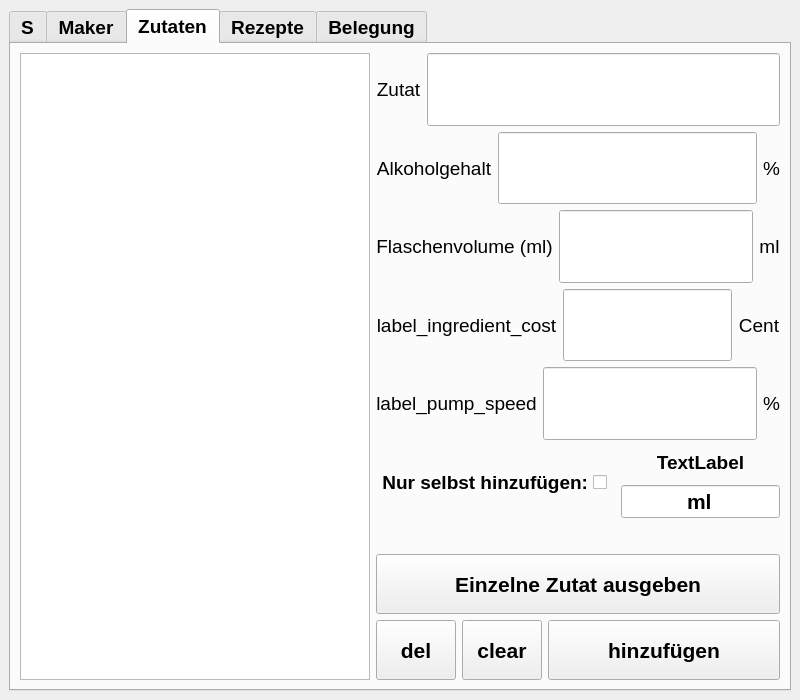
Old version of the form src/ui_elements/cocktailmanager.ui in the repository AndreWohnsland/CocktailBerry.
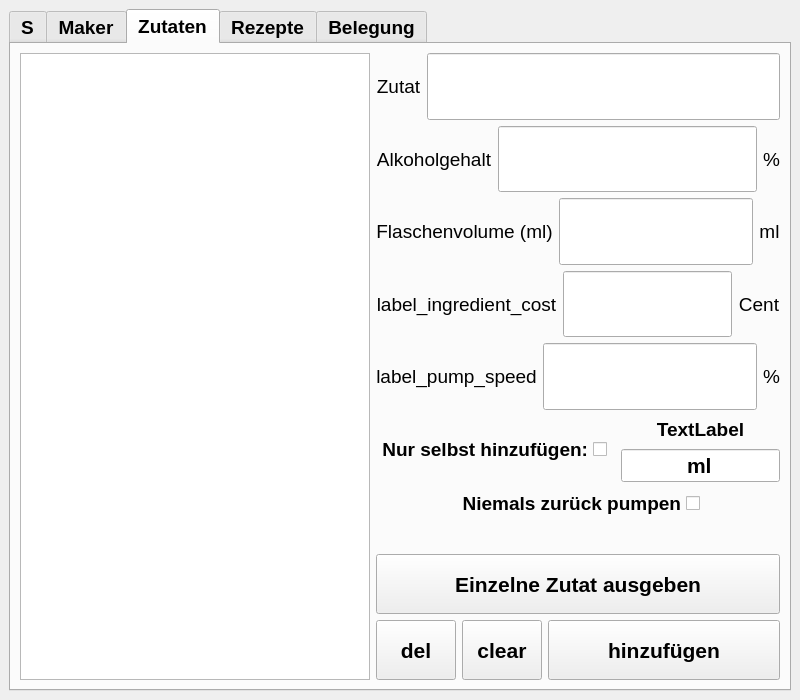
New version of the form. The open tabs and pages were chosen to show the change. Custom widgets are drawn as their Qt base class.

Commit message: add qt ui elements for reversion

What changed in the file:
```diff
--- a/src/ui_elements/cocktailmanager.ui
+++ b/src/ui_elements/cocktailmanager.ui
@@ -244,8 +244,102 @@
          </widget>
         </item>
         <item>
-         <layout class="QGridLayout" name="gridLayout_6" rowstretch="0,0,0,0,0,0,0,0,0,0">
-          <item row="9" column="0">
+         <layout class="QGridLayout" name="gridLayout_6" rowstretch="0,0,0,0,0,0,0,0,0,0,0">
+          <item row="1" column="0" colspan="4">
+           <layout class="QHBoxLayout" name="horizontalLayout_10">
+            <item>
+             <widget class="QLabel" name="LAlcoholLevel">
+              <property name="minimumSize">
+               <size>
+                <width>0</width>
+                <height>30</height>
+               </size>
+              </property>
+              <property name="maximumSize">
+               <size>
+                <width>16777215</width>
+                <height>100</height>
+               </size>
+              </property>
+              <property name="font">
+               <font>
+                <pointsize>14</pointsize>
+                <bold>false</bold>
+               </font>
+              </property>
+              <property name="text">
+               <string>Alkoholgehalt</string>
+              </property>
+              <property name="alignment">
+               <set>Qt::AlignCenter</set>
+              </property>
+              <property name="cssClass" stdset="0">
+               <string/>
+              </property>
+             </widget>
+            </item>
+            <item>
+             <widget class="ClickableLineEdit" name="LEGehaltRezept">
+              <property name="minimumSize">
+               <size>
+                <width>0</width>
+                <height>30</height>
+               </size>
+              </property>
+              <property name="maximumSize">
+               <size>
+                <width>16777215</width>
+                <height>100</height>
+               </size>
+              </property>
+              <property name="font">
+               <font>
+                <pointsize>16</pointsize>
+                <bold>true</bold>
+               </font>
+              </property>
+              <property name="alignment">
+               <set>Qt::AlignCenter</set>
+              </property>
+              <property name="cssClass" stdset="0">
+               <string>secondary bold</string>
+              </property>
+             </widget>
+            </item>
+            <item>
+             <widget class="QLabel" name="label_ingredient_alcohol_unit">
+              <property name="minimumSize">
+               <size>
+                <width>0</width>
+                <height>30</height>
+               </size>
+              </property>
+              <property name="maximumSize">
+               <size>
+                <width>16777215</width>
+                <height>100</height>
+               </size>
+              </property>
+              <property name="font">
+               <font>
+                <pointsize>14</pointsize>
+                <bold>false</bold>
+               </font>
+              </property>
+              <property name="text">
+               <string>%</string>
+              </property>
+              <property name="alignment">
+               <set>Qt::AlignCenter</set>
+              </property>
+              <property name="cssClass" stdset="0">
+               <string/>
+              </property>
+             </widget>
+            </item>
+           </layout>
+          </item>
+          <item row="10" column="0">
            <widget class="QPushButton" name="PBZdelete">
             <property name="minimumSize">
              <size>
@@ -273,101 +367,7 @@
             </property>
            </widget>
           </item>
-          <item row="4" column="0" colspan="4">
-           <layout class="QHBoxLayout" name="horizontalLayout_8">
-            <item>
-             <widget class="QLabel" name="label_ingredient_cost">
-              <property name="minimumSize">
-               <size>
-                <width>0</width>
-                <height>30</height>
-               </size>
-              </property>
-              <property name="maximumSize">
-               <size>
-                <width>16777215</width>
-                <height>100</height>
-               </size>
-              </property>
-              <property name="font">
-               <font>
-                <pointsize>14</pointsize>
-                <bold>false</bold>
-               </font>
-              </property>
-              <property name="text">
-               <string>label_ingredient_cost</string>
-              </property>
-              <property name="alignment">
-               <set>Qt::AlignCenter</set>
-              </property>
-              <property name="cssClass" stdset="0">
-               <string/>
-              </property>
-             </widget>
-            </item>
-            <item>
-             <widget class="ClickableLineEdit" name="line_edit_ingredient_cost">
-              <property name="minimumSize">
-               <size>
-                <width>0</width>
-                <height>30</height>
-               </size>
-              </property>
-              <property name="maximumSize">
-               <size>
-                <width>16777215</width>
-                <height>100</height>
-               </size>
-              </property>
-              <property name="font">
-               <font>
-                <pointsize>16</pointsize>
-                <bold>true</bold>
-               </font>
-              </property>
-              <property name="alignment">
-               <set>Qt::AlignCenter</set>
-              </property>
-              <property name="cssClass" stdset="0">
-               <string>secondary bold</string>
-              </property>
-             </widget>
-            </item>
-            <item>
-             <widget class="QLabel" name="label_ingredient_cost_unit">
-              <property name="minimumSize">
-               <size>
-                <width>0</width>
-                <height>30</height>
-               </size>
-              </property>
-              <property name="maximumSize">
-               <size>
-                <width>16777215</width>
-                <height>100</height>
-               </size>
-              </property>
-              <property name="font">
-               <font>
-                <pointsize>14</pointsize>
-                <bold>false</bold>
-               </font>
-              </property>
-              <property name="text">
-               <string>Cent</string>
-              </property>
-              <property name="alignment">
-               <set>Qt::AlignCenter</set>
-              </property>
-              <property name="cssClass" stdset="0">
-               <string/>
-              </property>
-             </widget>
-            </item>
-           </layout>
-          </item>
-          <item row="9" column="2" colspan="2">
+          <item row="10" column="2" colspan="2">
            <widget class="QPushButton" name="PBZutathinzu">
             <property name="minimumSize">
              <size>
@@ -395,154 +395,7 @@
             </property>
            </widget>
           </item>
-          <item row="3" column="0" colspan="4">
-           <layout class="QHBoxLayout" name="horizontalLayout_21">
-            <item>
-             <widget class="QLabel" name="LBottleVolume">
-              <property name="maximumSize">
-               <size>
-                <width>16777215</width>
-                <height>25</height>
-               </size>
-              </property>
-              <property name="font">
-               <font>
-                <pointsize>14</pointsize>
-                <bold>false</bold>
-               </font>
-              </property>
-              <property name="text">
-               <string>Flaschenvolume (ml)</string>
-              </property>
-              <property name="alignment">
-               <set>Qt::AlignCenter</set>
-              </property>
-              <property name="cssClass" stdset="0">
-               <string/>
-              </property>
-             </widget>
-            </item>
-            <item>
-             <widget class="ClickableLineEdit" name="LEFlaschenvolumen">
-              <property name="minimumSize">
-               <size>
-                <width>0</width>
-                <height>30</height>
-               </size>
-              </property>
-              <property name="maximumSize">
-               <size>
-                <width>16777215</width>
-                <height>100</height>
-               </size>
-              </property>
-              <property name="font">
-               <font>
-                <pointsize>16</pointsize>
-                <bold>true</bold>
-               </font>
-              </property>
-              <property name="alignment">
-               <set>Qt::AlignCenter</set>
-              </property>
-              <property name="cssClass" stdset="0">
-               <string>secondary bold</string>
-              </property>
-             </widget>
-            </item>
-            <item>
-             <widget class="QLabel" name="label_ingredient_volume_unit">
-              <property name="minimumSize">
-               <size>
-                <width>0</width>
-                <height>30</height>
-               </size>
-              </property>
-              <property name="maximumSize">
-               <size>
-                <width>16777215</width>
-                <height>100</height>
-               </size>
-              </property>
-              <property name="font">
-               <font>
-                <pointsize>14</pointsize>
-                <bold>false</bold>
-               </font>
-              </property>
-              <property name="text">
-               <string>ml</string>
-              </property>
-              <property name="alignment">
-               <set>Qt::AlignCenter</set>
-              </property>
-              <property name="cssClass" stdset="0">
-               <string/>
-              </property>
-             </widget>
-            </item>
-           </layout>
-          </item>
           <item row="8" column="0" colspan="4">
-           <widget class="QPushButton" name="PBZeinzelnd">
-            <property name="minimumSize">
-             <size>
-              <width>0</width>
-              <height>40</height>
-             </size>
-            </property>
-            <property name="maximumSize">
-             <size>
-              <width>16777215</width>
-              <height>60</height>
-             </size>
-            </property>
-            <property name="font">
-             <font>
-              <pointsize>16</pointsize>
-              <bold>true</bold>
-             </font>
-            </property>
-            <property name="text">
-             <string>Einzelne Zutat ausgeben</string>
-            </property>
-            <property name="cssClass" stdset="0">
-             <string/>
-            </property>
-           </widget>
-          </item>
-          <item row="9" column="1">
-           <widget class="QPushButton" name="PBZclear">
-            <property name="minimumSize">
-             <size>
-              <width>0</width>
-              <height>40</height>
-             </size>
-            </property>
-            <property name="maximumSize">
-             <size>
-              <width>80</width>
-              <height>60</height>
-             </size>
-            </property>
-            <property name="font">
-             <font>
-              <pointsize>16</pointsize>
-              <bold>true</bold>
-             </font>
-            </property>
-            <property name="layoutDirection">
-             <enum>Qt::LeftToRight</enum>
-            </property>
-            <property name="text">
-             <string>clear</string>
-            </property>
-            <property name="cssClass" stdset="0">
-             <string>neutral btn-inverted</string>
-            </property>
-           </widget>
-          </item>
-          <item row="7" column="0" colspan="4">
            <spacer name="verticalSpacer_17">
             <property name="orientation">
              <enum>Qt::Vertical</enum>
@@ -558,162 +411,36 @@
             </property>
            </spacer>
           </item>
-          <item row="1" column="0" colspan="4">
-           <layout class="QHBoxLayout" name="horizontalLayout_10">
-            <item>
-             <widget class="QLabel" name="LAlcoholLevel">
-              <property name="minimumSize">
-               <size>
-                <width>0</width>
-                <height>30</height>
-               </size>
-              </property>
-              <property name="maximumSize">
-               <size>
-                <width>16777215</width>
-                <height>100</height>
-               </size>
-              </property>
-              <property name="font">
-               <font>
-                <pointsize>14</pointsize>
-                <bold>false</bold>
-               </font>
-              </property>
-              <property name="text">
-               <string>Alkoholgehalt</string>
-              </property>
-              <property name="alignment">
-               <set>Qt::AlignCenter</set>
-              </property>
-              <property name="cssClass" stdset="0">
-               <string/>
-              </property>
-             </widget>
-            </item>
-            <item>
-             <widget class="ClickableLineEdit" name="LEGehaltRezept">
-              <property name="minimumSize">
-               <size>
-                <width>0</width>
-                <height>30</height>
-               </size>
-              </property>
-              <property name="maximumSize">
-               <size>
-                <width>16777215</width>
-                <height>100</height>
-               </size>
-              </property>
-              <property name="font">
-               <font>
-                <pointsize>16</pointsize>
-                <bold>true</bold>
-               </font>
-              </property>
-              <property name="alignment">
-               <set>Qt::AlignCenter</set>
-              </property>
-              <property name="cssClass" stdset="0">
-               <string>secondary bold</string>
-              </property>
-             </widget>
-            </item>
-            <item>
-             <widget class="QLabel" name="label_ingredient_alcohol_unit">
-              <property name="minimumSize">
-               <size>
-                <width>0</width>
-                <height>30</height>
-               </size>
-              </property>
-              <property name="maximumSize">
-               <size>
-                <width>16777215</width>
-                <height>100</height>
-               </size>
-              </property>
-              <property name="font">
-               <font>
-                <pointsize>14</pointsize>
-                <bold>false</bold>
-               </font>
-              </property>
-              <property name="text">
-               <string>%</string>
-              </property>
-              <property name="alignment">
-               <set>Qt::AlignCenter</set>
-              </property>
-              <property name="cssClass" stdset="0">
-               <string/>
-              </property>
-             </widget>
-            </item>
-           </layout>
-          </item>
-          <item row="0" column="0" colspan="4">
-           <layout class="QHBoxLayout" name="horizontalLayout_14">
-            <item>
-             <widget class="QLabel" name="label_ingredient_name">
-              <property name="minimumSize">
-               <size>
-                <width>0</width>
-                <height>30</height>
-               </size>
-              </property>
-              <property name="maximumSize">
-               <size>
-                <width>16777215</width>
-                <height>100</height>
-               </size>
-              </property>
-              <property name="font">
-               <font>
-                <pointsize>14</pointsize>
-                <bold>false</bold>
-               </font>
-              </property>
-              <property name="text">
-               <string>Zutat</string>
-              </property>
-              <property name="alignment">
-               <set>Qt::AlignCenter</set>
-              </property>
-              <property name="cssClass" stdset="0">
-               <string/>
-              </property>
-             </widget>
-            </item>
-            <item>
-             <widget class="ClickableLineEdit" name="line_edit_ingredient_name">
-              <property name="minimumSize">
-               <size>
-                <width>0</width>
-                <height>30</height>
-               </size>
-              </property>
-              <property name="maximumSize">
-               <size>
-                <width>16777215</width>
-                <height>100</height>
-               </size>
-              </property>
-              <property name="font">
-               <font>
-                <pointsize>16</pointsize>
-                <bold>true</bold>
-               </font>
-              </property>
-              <property name="alignment">
-               <set>Qt::AlignCenter</set>
-              </property>
-              <property name="cssClass" stdset="0">
-               <string>secondary bold</string>
-              </property>
-             </widget>
-            </item>
-           </layout>
+          <item row="10" column="1">
+           <widget class="QPushButton" name="PBZclear">
+            <property name="minimumSize">
+             <size>
+              <width>0</width>
+              <height>40</height>
+             </size>
+            </property>
+            <property name="maximumSize">
+             <size>
+              <width>80</width>
+              <height>60</height>
+             </size>
+            </property>
+            <property name="font">
+             <font>
+              <pointsize>16</pointsize>
+              <bold>true</bold>
+             </font>
+            </property>
+            <property name="layoutDirection">
+             <enum>Qt::LeftToRight</enum>
+            </property>
+            <property name="text">
+             <string>clear</string>
+            </property>
+            <property name="cssClass" stdset="0">
+             <string>neutral btn-inverted</string>
+            </property>
+           </widget>
           </item>
           <item row="6" column="0" colspan="4">
            <layout class="QGridLayout" name="gridLayout_5">
@@ -927,6 +654,346 @@
             </item>
            </layout>
           </item>
+          <item row="3" column="0" colspan="4">
+           <layout class="QHBoxLayout" name="horizontalLayout_21">
+            <item>
+             <widget class="QLabel" name="LBottleVolume">
+              <property name="maximumSize">
+               <size>
+                <width>16777215</width>
+                <height>25</height>
+               </size>
+              </property>
+              <property name="font">
+               <font>
+                <pointsize>14</pointsize>
+                <bold>false</bold>
+               </font>
+              </property>
+              <property name="text">
+               <string>Flaschenvolume (ml)</string>
+              </property>
+              <property name="alignment">
+               <set>Qt::AlignCenter</set>
+              </property>
+              <property name="cssClass" stdset="0">
+               <string/>
+              </property>
+             </widget>
+            </item>
+            <item>
+             <widget class="ClickableLineEdit" name="LEFlaschenvolumen">
+              <property name="minimumSize">
+               <size>
+                <width>0</width>
+                <height>30</height>
+               </size>
+              </property>
+              <property name="maximumSize">
+               <size>
+                <width>16777215</width>
+                <height>100</height>
+               </size>
+              </property>
+              <property name="font">
+               <font>
+                <pointsize>16</pointsize>
+                <bold>true</bold>
+               </font>
+              </property>
+              <property name="alignment">
+               <set>Qt::AlignCenter</set>
+              </property>
+              <property name="cssClass" stdset="0">
+               <string>secondary bold</string>
+              </property>
+             </widget>
+            </item>
+            <item>
+             <widget class="QLabel" name="label_ingredient_volume_unit">
+              <property name="minimumSize">
+               <size>
+                <width>0</width>
+                <height>30</height>
+               </size>
+              </property>
+              <property name="maximumSize">
+               <size>
+                <width>16777215</width>
+                <height>100</height>
+               </size>
+              </property>
+              <property name="font">
+               <font>
+                <pointsize>14</pointsize>
+                <bold>false</bold>
+               </font>
+              </property>
+              <property name="text">
+               <string>ml</string>
+              </property>
+              <property name="alignment">
+               <set>Qt::AlignCenter</set>
+              </property>
+              <property name="cssClass" stdset="0">
+               <string/>
+              </property>
+             </widget>
+            </item>
+           </layout>
+          </item>
+          <item row="9" column="0" colspan="4">
+           <widget class="QPushButton" name="PBZeinzelnd">
+            <property name="minimumSize">
+             <size>
+              <width>0</width>
+              <height>40</height>
+             </size>
+            </property>
+            <property name="maximumSize">
+             <size>
+              <width>16777215</width>
+              <height>60</height>
+             </size>
+            </property>
+            <property name="font">
+             <font>
+              <pointsize>16</pointsize>
+              <bold>true</bold>
+             </font>
+            </property>
+            <property name="text">
+             <string>Einzelne Zutat ausgeben</string>
+            </property>
+            <property name="cssClass" stdset="0">
+             <string/>
+            </property>
+           </widget>
+          </item>
+          <item row="4" column="0" colspan="4">
+           <layout class="QHBoxLayout" name="horizontalLayout_8">
+            <item>
+             <widget class="QLabel" name="label_ingredient_cost">
+              <property name="minimumSize">
+               <size>
+                <width>0</width>
+                <height>30</height>
+               </size>
+              </property>
+              <property name="maximumSize">
+               <size>
+                <width>16777215</width>
+                <height>100</height>
+               </size>
+              </property>
+              <property name="font">
+               <font>
+                <pointsize>14</pointsize>
+                <bold>false</bold>
+               </font>
+              </property>
+              <property name="text">
+               <string>label_ingredient_cost</string>
+              </property>
+              <property name="alignment">
+               <set>Qt::AlignCenter</set>
+              </property>
+              <property name="cssClass" stdset="0">
+               <string/>
+              </property>
+             </widget>
+            </item>
+            <item>
+             <widget class="ClickableLineEdit" name="line_edit_ingredient_cost">
+              <property name="minimumSize">
+               <size>
+                <width>0</width>
+                <height>30</height>
+               </size>
+              </property>
+              <property name="maximumSize">
+               <size>
+                <width>16777215</width>
+                <height>100</height>
+               </size>
+              </property>
+              <property name="font">
+               <font>
+                <pointsize>16</pointsize>
+                <bold>true</bold>
+               </font>
+              </property>
+              <property name="alignment">
+               <set>Qt::AlignCenter</set>
+              </property>
+              <property name="cssClass" stdset="0">
+               <string>secondary bold</string>
+              </property>
+             </widget>
+            </item>
+            <item>
+             <widget class="QLabel" name="label_ingredient_cost_unit">
+              <property name="minimumSize">
+               <size>
+                <width>0</width>
+                <height>30</height>
+               </size>
+              </property>
+              <property name="maximumSize">
+               <size>
+                <width>16777215</width>
+                <height>100</height>
+               </size>
+              </property>
+              <property name="font">
+               <font>
+                <pointsize>14</pointsize>
+                <bold>false</bold>
+               </font>
+              </property>
+              <property name="text">
+               <string>Cent</string>
+              </property>
+              <property name="alignment">
+               <set>Qt::AlignCenter</set>
+              </property>
+              <property name="cssClass" stdset="0">
+               <string/>
+              </property>
+             </widget>
+            </item>
+           </layout>
+          </item>
+          <item row="0" column="0" colspan="4">
+           <layout class="QHBoxLayout" name="horizontalLayout_14">
+            <item>
+             <widget class="QLabel" name="label_ingredient_name">
+              <property name="minimumSize">
+               <size>
+                <width>0</width>
+                <height>30</height>
+               </size>
+              </property>
+              <property name="maximumSize">
+               <size>
+                <width>16777215</width>
+                <height>100</height>
+               </size>
+              </property>
+              <property name="font">
+               <font>
+                <pointsize>14</pointsize>
+                <bold>false</bold>
+               </font>
+              </property>
+              <property name="text">
+               <string>Zutat</string>
+              </property>
+              <property name="alignment">
+               <set>Qt::AlignCenter</set>
+              </property>
+              <property name="cssClass" stdset="0">
+               <string/>
+              </property>
+             </widget>
+            </item>
+            <item>
+             <widget class="ClickableLineEdit" name="line_edit_ingredient_name">
+              <property name="minimumSize">
+               <size>
+                <width>0</width>
+                <height>30</height>
+               </size>
+              </property>
+              <property name="maximumSize">
+               <size>
+                <width>16777215</width>
+                <height>100</height>
+               </size>
+              </property>
+              <property name="font">
+               <font>
+                <pointsize>16</pointsize>
+                <bold>true</bold>
+               </font>
+              </property>
+              <property name="alignment">
+               <set>Qt::AlignCenter</set>
+              </property>
+              <property name="cssClass" stdset="0">
+               <string>secondary bold</string>
+              </property>
+             </widget>
+            </item>
+           </layout>
+          </item>
+          <item row="7" column="0" colspan="4">
+           <layout class="QHBoxLayout" name="horizontalLayout_3">
+            <item>
+             <spacer name="horizontalSpacer_3">
+              <property name="orientation">
+               <enum>Qt::Horizontal</enum>
+              </property>
+              <property name="sizeHint" stdset="0">
+               <size>
+                <width>40</width>
+                <height>20</height>
+               </size>
+              </property>
+             </spacer>
+            </item>
+            <item>
+             <widget class="QCheckBox" name="check_ingredient_do_not_revert">
+              <property name="maximumSize">
+               <size>
+                <width>800</width>
+                <height>30</height>
+               </size>
+              </property>
+              <property name="font">
+               <font>
+                <pointsize>14</pointsize>
+                <bold>true</bold>
+               </font>
+              </property>
+              <property name="layoutDirection">
+               <enum>Qt::RightToLeft</enum>
+              </property>
+              <property name="autoFillBackground">
+               <bool>false</bool>
+              </property>
+              <property name="text">
+               <string>Niemals zurück pumpen</string>
+              </property>
+              <property name="iconSize">
+               <size>
+                <width>50</width>
+                <height>50</height>
+               </size>
+              </property>
+              <property name="tristate">
+               <bool>false</bool>
+              </property>
+              <property name="cssClass" stdset="0">
+               <string>bold center</string>
+              </property>
+             </widget>
+            </item>
+            <item>
+             <spacer name="horizontalSpacer_4">
+              <property name="orientation">
+               <enum>Qt::Horizontal</enum>
+              </property>
+              <property name="sizeHint" stdset="0">
+               <size>
+                <width>40</width>
+                <height>20</height>
+               </size>
+              </property>
+             </spacer>
+            </item>
+           </layout>
+          </item>
          </layout>
         </item>
        </layout>
```
The commit also changes 1 other file.
